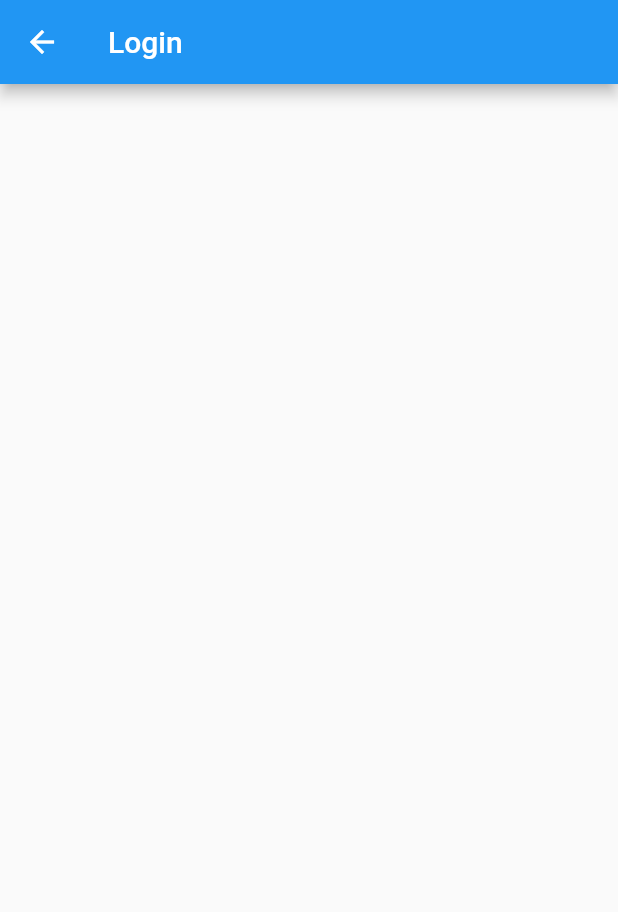
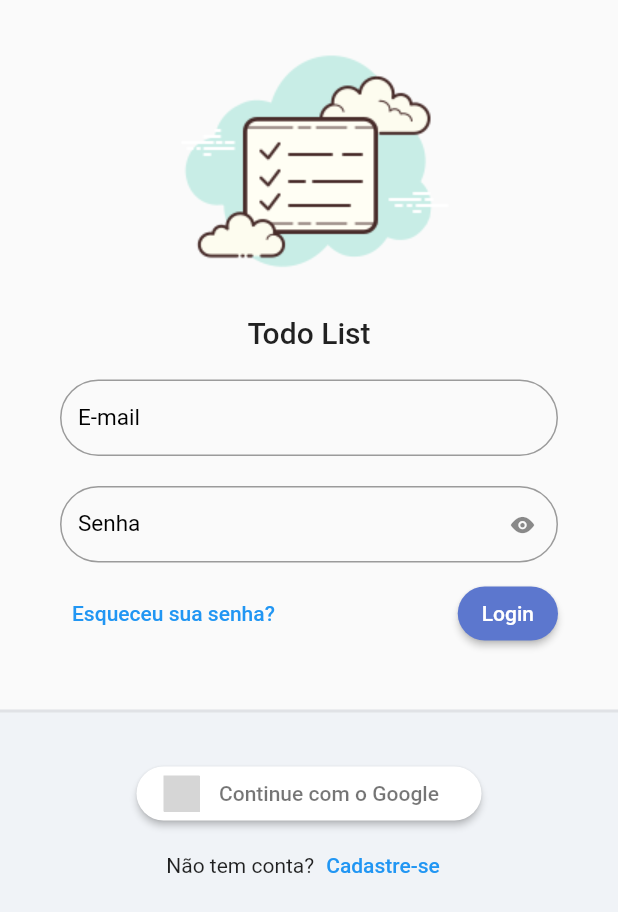
Before and after one commit to guilhermemanhani/todo_list_provider, a Flutter app: the screen it shows after launch, on a phone screen of 412 x 824 dp. Shown: the top 912 px of the screen. Run offline on Flutter 3.47's test engine with Material 2 defaults, Android fonts, the phone set to English and light mode, and no system bars; our stand-ins replace flutter_signin_button, google_fonts, sqflite, sqflite_common, synchronized; accounts and stored records are empty; Roboto replaces fonts that are missing (Mandali); grey boxes are pictures that could not be loaded.

Commit message:
telas de login e register com layout pronto

```diff
--- a/lib/app/app_widget.dart
+++ b/lib/app/app_widget.dart
@@ -1,5 +1,6 @@
 import 'package:flutter/material.dart';
 import 'package:flutter_todolist_provider/app/core/database/sqlite_adm_connection.dart';
+import 'package:flutter_todolist_provider/app/core/ui/todo_list_ui_config.dart';
 import 'package:flutter_todolist_provider/app/modules/auth/auth_module.dart';
 import 'package:flutter_todolist_provider/app/modules/splash/splash_page.dart';
 
@@ -29,7 +30,10 @@ class _AppWidgetState extends State<AppWidget> {
     return MaterialApp(
       title: 'Todo List Provider',
       initialRoute: '/login',
-      routes: {...AuthModule().routers},
+      theme: TodoListUiConfig.theme,
+      routes: {
+        ...AuthModule().routers,
+      },
       home: SplashPage(),
     );
   }
--- /dev/null
+++ b/lib/app/core/ui/todo_list_icons_icons.dart
@@ -0,0 +1,33 @@
+/// Flutter icons TodoListIcons
+/// Copyright (C) 2021 by original authors @ fluttericon.com, fontello.com
+/// This font was generated by FlutterIcon.com, which is derived from Fontello.
+///
+/// To use this font, place it in your fonts/ directory and include the
+/// following in your pubspec.yaml
+///
+/// flutter:
+///   fonts:
+///    - family:  TodoListIcons
+///      fonts:
+///       - asset: fonts/TodoListIcons.ttf
+///
+///
+/// * Typicons, (c) Stephen Hutchings 2012
+///         Author:    Stephen Hutchings
+///         License:   SIL (http://scripts.sil.org/OFL)
+///         Homepage:  http://typicons.com/
+///
+import 'package:flutter/widgets.dart';
+
+class TodoListIcons {
+  TodoListIcons._();
+
+  static const _kFontFam = 'TodoListIcons';
+  static const String? _kFontPkg = null;
+
+  // ignore: constant_identifier_names
+  static const IconData eye_outline =
+      IconData(0xe800, fontFamily: _kFontFam, fontPackage: _kFontPkg);
+  static const IconData eye =
+      IconData(0xe801, fontFamily: _kFontFam, fontPackage: _kFontPkg);
+}
--- /dev/null
+++ b/lib/app/core/ui/todo_list_ui_config.dart
@@ -0,0 +1,17 @@
+import 'package:flutter/material.dart';
+import 'package:google_fonts/google_fonts.dart';
+
+class TodoListUiConfig {
+  TodoListUiConfig._();
+
+  static ThemeData get theme => ThemeData(
+        textTheme: GoogleFonts.mandaliTextTheme(),
+        primaryColor: const Color(0xff5C77CE),
+        primaryColorLight: const Color(0xffABC8F7),
+        elevatedButtonTheme: ElevatedButtonThemeData(
+          style: ElevatedButton.styleFrom(
+            primary: const Color(0xff5C77CE),
+          ),
+        ),
+      );
+}
--- /dev/null
+++ b/lib/app/core/widget/todo_list_field.dart
@@ -0,0 +1,65 @@
+import 'package:flutter/material.dart';
+import 'package:flutter_todolist_provider/app/core/ui/todo_list_icons_icons.dart';
+
+class TodoListField extends StatelessWidget {
+  final String label;
+  final bool obscureText;
+  final IconButton? suffixIconButton;
+  final ValueNotifier<bool> obscureTextVN;
+  final TextEditingController? controller;
+  final FormFieldValidator<String>? validator;
+
+  TodoListField({
+    Key? key,
+    required this.label,
+    this.suffixIconButton,
+    this.obscureText = false,
+    this.controller,
+    this.validator,
+  })  : assert(obscureText == true ? suffixIconButton == null : true,
+            'obscureText não pode ser enviado em conjunto com suffixIconButton'),
+        obscureTextVN = ValueNotifier(obscureText),
+        super(key: key);
+
+  @override
+  Widget build(BuildContext context) {
+    return ValueListenableBuilder<bool>(
+      valueListenable: obscureTextVN,
+      builder: (_, obscureTextVNValue, child) {
+        return TextFormField(
+          controller: controller,
+          validator: validator,
+          decoration: InputDecoration(
+            labelText: label,
+            labelStyle: const TextStyle(
+              fontSize: 15,
+              color: Colors.black,
+            ),
+            border: OutlineInputBorder(
+              borderRadius: BorderRadius.circular(30),
+            ),
+            errorBorder: OutlineInputBorder(
+              borderRadius: BorderRadius.circular(30),
+              borderSide: const BorderSide(color: Colors.red),
+            ),
+            isDense: true,
+            suffixIcon: suffixIconButton ??
+                (obscureText == true
+                    ? IconButton(
+                        onPressed: () =>
+                            obscureTextVN.value = !obscureTextVNValue,
+                        icon: Icon(
+                          !obscureTextVNValue
+                              ? TodoListIcons.eye_outline
+                              : TodoListIcons.eye,
+                          size: 15,
+                        ),
+                      )
+                    : null),
+          ),
+          obscureText: obscureTextVNValue,
+        );
+      },
+    );
+  }
+}
--- /dev/null
+++ b/lib/app/core/widget/todo_list_logo.dart
@@ -0,0 +1,22 @@
+import 'package:flutter/material.dart';
+import 'package:flutter_todolist_provider/app/core/ui/theme_extensions.dart';
+
+class TodoListLogo extends StatelessWidget {
+  const TodoListLogo({Key? key}) : super(key: key);
+
+  @override
+  Widget build(BuildContext context) {
+    return Column(
+      children: [
+        Image.asset(
+          'assets/logo.png',
+          height: 200,
+        ),
+        Text(
+          'Todo List',
+          style: context.textTheme.headline6,
+        )
+      ],
+    );
+  }
+}
--- a/lib/app/modules/auth/auth_module.dart
+++ b/lib/app/modules/auth/auth_module.dart
@@ -1,6 +1,8 @@
 import 'package:flutter_todolist_provider/app/core/modules/todo_list_module.dart';
 import 'package:flutter_todolist_provider/app/modules/auth/login/login_controller.dart';
 import 'package:flutter_todolist_provider/app/modules/auth/login/login_page.dart';
+import 'package:flutter_todolist_provider/app/modules/auth/register/register_controller.dart';
+import 'package:flutter_todolist_provider/app/modules/auth/register/register_page.dart';
 import 'package:path/path.dart';
 import 'package:provider/provider.dart';
 
@@ -11,9 +13,13 @@ class AuthModule extends TodoListModule {
             ChangeNotifierProvider(
               create: (_) => LoginController(),
             ),
+            ChangeNotifierProvider(
+              create: (_) => RegisterController(),
+            ),
           ],
           routers: {
             '/login': (context) => LoginPage(),
+            '/register': (context) => RegisterPage(),
           },
         );
 }
--- a/lib/app/modules/auth/login/login_page.dart
+++ b/lib/app/modules/auth/login/login_page.dart
@@ -1,4 +1,8 @@
 import 'package:flutter/material.dart';
+import 'package:flutter_signin_button/button_list.dart';
+import 'package:flutter_signin_button/button_view.dart';
+import 'package:flutter_todolist_provider/app/core/widget/todo_list_field.dart';
+import 'package:flutter_todolist_provider/app/core/widget/todo_list_logo.dart';
 
 class LoginPage extends StatefulWidget {
   const LoginPage({Key? key}) : super(key: key);
@@ -11,10 +15,120 @@ class _LoginPageState extends State<LoginPage> {
   @override
   Widget build(BuildContext context) {
     return Scaffold(
-      appBar: AppBar(
-        title: const Text('Login'),
+      body: LayoutBuilder(
+        builder: (context, constrains) {
+          return SingleChildScrollView(
+            child: ConstrainedBox(
+              constraints: BoxConstraints(
+                minHeight: constrains.maxHeight,
+                minWidth: constrains.maxWidth,
+              ),
+              child: IntrinsicHeight(
+                child: Column(
+                  mainAxisSize: MainAxisSize.min,
+                  children: [
+                    const SizedBox(
+                      height: 10,
+                    ),
+                    const TodoListLogo(),
+                    Padding(
+                      padding: const EdgeInsets.symmetric(
+                        horizontal: 40,
+                        vertical: 20,
+                      ),
+                      child: Form(
+                        child: Column(
+                          children: [
+                            TodoListField(
+                              label: 'E-mail',
+                            ),
+                            const SizedBox(
+                              height: 20,
+                            ),
+                            TodoListField(
+                              label: 'Senha',
+                              obscureText: true,
+                              // suffixIconButton: IconButton(
+                              //   onPressed: () {},
+                              //   icon: Icon(Icons.ac_unit),
+                              // ),
+                            ),
+                            const SizedBox(
+                              height: 10,
+                            ),
+                            Row(
+                              mainAxisAlignment: MainAxisAlignment.spaceBetween,
+                              children: [
+                                TextButton(
+                                  onPressed: () {},
+                                  child: const Text('Esqueceu sua senha?'),
+                                ),
+                                ElevatedButton(
+                                  onPressed: () {},
+                                  child: const Text('Login'),
+                                  style: ElevatedButton.styleFrom(
+                                    shape: RoundedRectangleBorder(
+                                      borderRadius: BorderRadius.circular(20),
+                                    ),
+                                  ),
+                                ),
+                              ],
+                            ),
+                          ],
+                        ),
+                      ),
+                    ),
+                    const SizedBox(
+                      height: 20,
+                    ),
+                    Expanded(
+                      child: Container(
+                        decoration: BoxDecoration(
+                          color: const Color(0xffF0F3F7),
+                          border: Border(
+                            top: BorderSide(
+                              width: 2,
+                              color: Colors.grey.withAlpha(50),
+                            ),
+                          ),
+                        ),
+                        child: Column(
+                          children: [
+                            const SizedBox(
+                              height: 30,
+                            ),
+                            SignInButton(
+                              Buttons.Google,
+                              text: 'Continue com o Google',
+                              padding: const EdgeInsets.all(5),
+                              shape: OutlineInputBorder(
+                                borderRadius: BorderRadius.circular(30),
+                                borderSide: BorderSide.none,
+                              ),
+                              onPressed: () {},
+                            ),
+                            Row(
+                              mainAxisAlignment: MainAxisAlignment.center,
+                              children: [
+                                const Text('Não tem conta?'),
+                                TextButton(
+                                  onPressed: () => Navigator.of(context)
+                                      .pushNamed('/register'),
+                                  child: const Text('Cadastre-se'),
+                                )
+                              ],
+                            )
+                          ],
+                        ),
+                      ),
+                    ),
+                  ],
+                ),
+              ),
+            ),
+          );
+        },
       ),
-      body: Container(),
     );
   }
 }
--- /dev/null
+++ b/lib/app/modules/auth/register/register_controller.dart
@@ -0,0 +1,3 @@
+import 'package:flutter/material.dart';
+
+class RegisterController extends ChangeNotifier {}
```
Also changed, not shown: lib/app/core/ui/theme_extensions.dart (added, +14 -0 lines), lib/app/modules/auth/register/register_page.dart (added, +102 -0 lines), pubspec.yaml (+8 -6 lines), assets/fonts/TodoListIcons.ttf (added), assets/logo.png (added), pubspec.lock.
